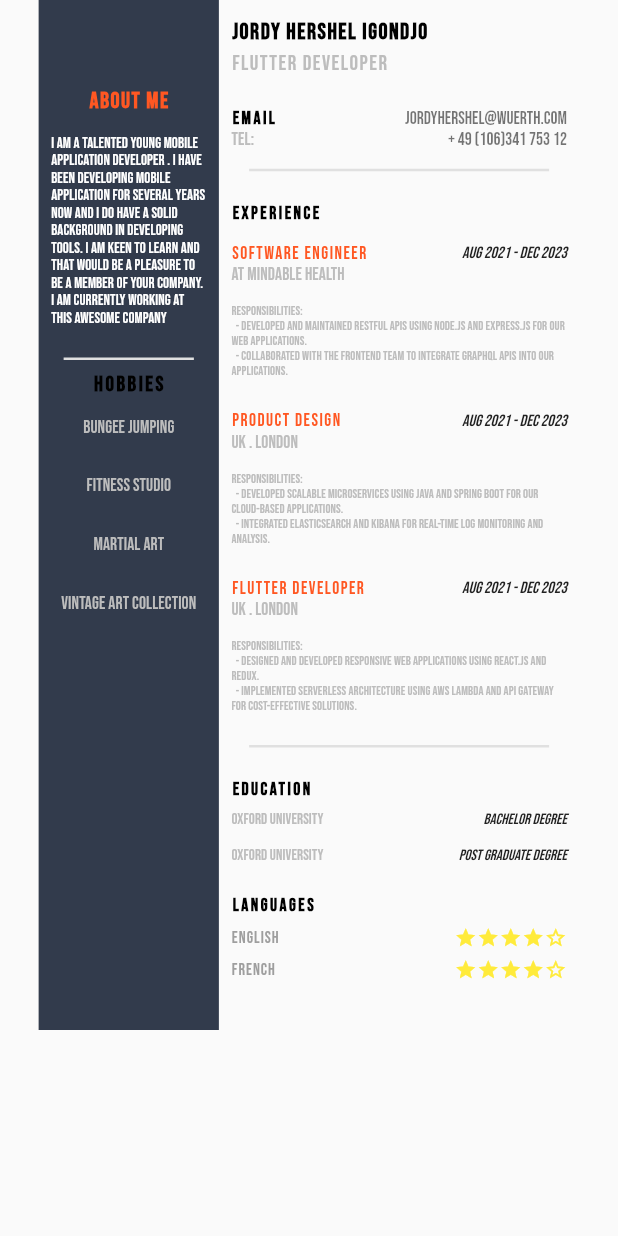
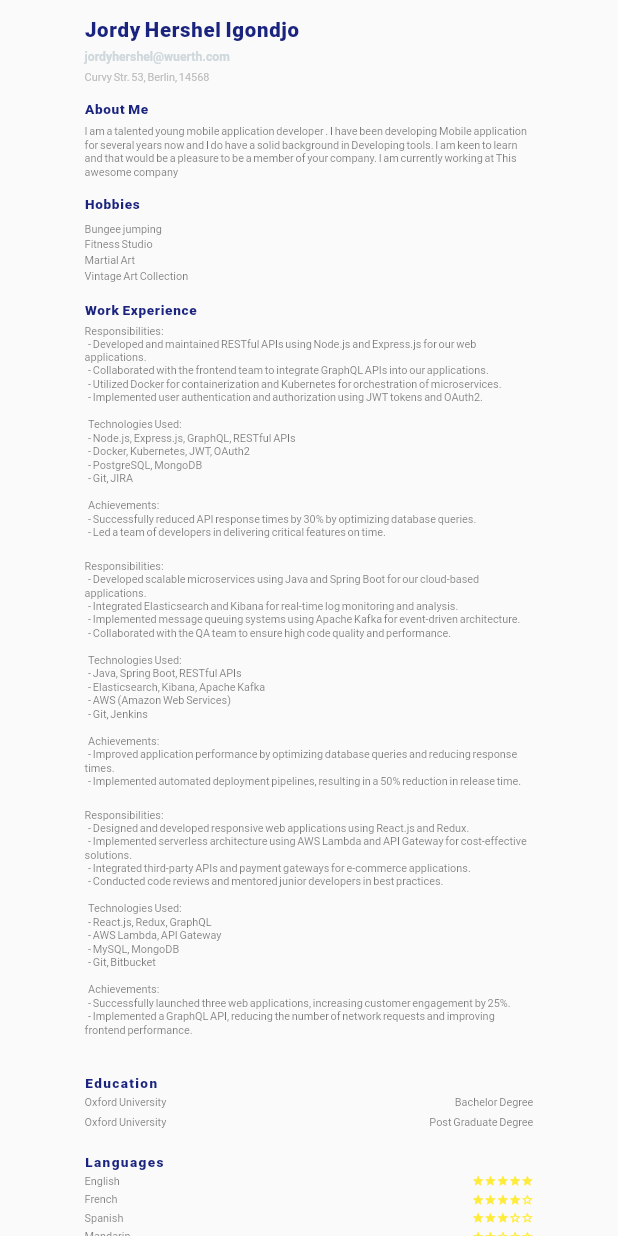
Before and after one commit to JordyHers-org/flutter_resume_template, a Flutter app: the screen it shows after launch, on a phone screen of 412 x 824 dp. Run offline on Flutter 3.47's test engine with Material 2 defaults, Android fonts, the phone set to English and light mode, and no system bars; drawn by our look-alikes of auto_size_text; our stand-ins replace google_fonts; missing offline and left inert: flutter_shake_animated; Roboto replaces fonts that are missing (Tinos).

Commit message:
#57 fix: increase languages length to 5

```diff
--- a/example/lib/data/data.dart
+++ b/example/lib/data/data.dart
@@ -95,8 +95,11 @@ TemplateData data = TemplateData(
       Education('Post Graduate Degree', 'Oxford University'),
     ],
     languages: [
-      Language('English', 3),
+      Language('English', 5),
       Language('French', 4),
+      Language('Spanish', 3),
+      Language('Mandarin', 2),
+      Language('Russian', 1),
     ],
     hobbies: [
       'Bungee jumping',
--- a/example/lib/main.dart
+++ b/example/lib/main.dart
@@ -40,7 +40,7 @@ class _MyAppState extends State<MyApp> {
         child: Scaffold(
           body: FlutterResumeTemplate(
             data: data,
-            templateTheme: TemplateTheme.modern,
+            templateTheme: TemplateTheme.classic,
             mode: TemplateMode.onlyEditableMode,
           ),
         ),
--- a/lib/src/layout/layout_business.dart
+++ b/lib/src/layout/layout_business.dart
@@ -47,7 +47,7 @@ class LayoutBusiness extends StatefulWidget {
         assert(data.educationDetails != null &&
             data.educationDetails!.length <= 2),
         assert(
-          data.languages != null && data.languages!.length <= 2,
+          data.languages != null && data.languages!.length <= 5,
         );
 
   final double h;
--- a/lib/src/layout/layout_classic.dart
+++ b/lib/src/layout/layout_classic.dart
@@ -51,7 +51,7 @@ class LayoutClassic extends StatefulWidget {
         assert(data.educationDetails != null &&
             data.educationDetails!.length <= 2),
         assert(
-          data.languages != null && data.languages!.length <= 2,
+          data.languages != null && data.languages!.length <= 5,
         );
 
   final double h;
--- a/lib/src/layout/layout_modern.dart
+++ b/lib/src/layout/layout_modern.dart
@@ -45,7 +45,7 @@ class LayoutModern extends StatefulWidget {
         assert(data.educationDetails != null &&
             data.educationDetails!.length <= 2),
         assert(
-          data.languages != null && data.languages!.length <= 2,
+          data.languages != null && data.languages!.length <= 5,
         );
 
   final double h;
@@ -162,7 +162,7 @@ class _LayoutModernState extends State<LayoutModern> {
                                   flex: 3,
                                   child: Container(
                                     padding: Config.padding.padding,
-                                    height: widget.h,
+                                    height: widget.h * 1.1,
                                     color: Theme.of(context).primaryColor,
                                     child: Column(
                                       mainAxisAlignment:
@@ -689,22 +689,58 @@ class _LayoutModernState extends State<LayoutModern> {
                                                 ),
                                               ),
                                               Config.spaceBox(Config.eightPx),
-                                              AnimatedShakingBuilder(
-                                                autoPlay: isDragged,
-                                                child: SizedBox(
+                                              if (widget.data.languages != null)
+                                                ...List.generate(
+                                                    widget
+                                                        .data.languages!.length,
+                                                    (index) => Column(
+                                                          children: [
+                                                            AnimatedShakingBuilder(
+                                                              autoPlay:
+                                                                  isDragged,
+                                                              child: SizedBox(
+                                                                  width:
+                                                                      widget.w,
+                                                                  child:
+                                                                      RatingWidget(
+                                                                    autoplay:
+                                                                        isDragged,
+                                                                    title: widget
+                                                                            .data
+                                                                            .languages?[index]
+                                                                            .language ??
+                                                                        'English',
+                                                                    rating: widget
+                                                                            .data
+                                                                            .languages?[index]
+                                                                            .level ??
+                                                                        5,
+                                                                    style: Theme.of(
+                                                                            context)
+                                                                        .textTheme
+                                                                        .titleSmall
+                                                                        ?.copyWith(
+                                                                            fontSize:
+                                                                                13,
+                                                                            letterSpacing:
+                                                                                0.8,
+                                                                            color:
+                                                                                Colors.grey),
+                                                                  )),
+                                                            ),
+                                                            Config.spaceBox(
+                                                                Config.eightPx),
+                                                          ],
+                                                        ))
+                                              else
+                                                AnimatedShakingBuilder(
+                                                  autoPlay: isDragged,
+                                                  child: SizedBox(
                                                     width: widget.w,
                                                     child: RatingWidget(
                                                       autoplay: isDragged,
-                                                      title: widget
-                                                              .data
-                                                              .languages?[0]
-                                                              .language ??
-                                                          'English',
-                                                      rating: widget
-                                                              .data
-                                                              .languages?[1]
-                                                              .level ??
-                                                          5,
+                                                      title: 'French',
+                                                      rating: 4,
                                                       style: Theme.of(context)
                                                           .textTheme
                                                           .titleSmall
@@ -714,35 +750,9 @@ class _LayoutModernState extends State<LayoutModern> {
                                                                   0.8,
                                                               color:
                                                                   Colors.grey),
-                                                    )),
-                                              ),
-                                              Config.spaceBox(Config.eightPx),
-                                              AnimatedShakingBuilder(
-                                                autoPlay: isDragged,
-                                                child: SizedBox(
-                                                  width: widget.w,
-                                                  child: RatingWidget(
-                                                    autoplay: isDragged,
-                                                    title: widget
-                                                            .data
-                                                            .languages?[1]
-                                                            .language ??
-                                                        'French',
-                                                    rating: widget
-                                                            .data
-                                                            .languages?[1]
-                                                            .level ??
-                                                        4,
-                                                    style: Theme.of(context)
-                                                        .textTheme
-                                                        .titleSmall
-                                                        ?.copyWith(
-                                                            fontSize: 13,
-                                                            letterSpacing: 0.8,
-                                                            color: Colors.grey),
+                                                    ),
                                                   ),
                                                 ),
-                                              ),
                                             ],
                                           )
                                         ],
--- a/lib/src/layout/layout_technical.dart
+++ b/lib/src/layout/layout_technical.dart
@@ -46,7 +46,7 @@ class LayoutTechnical extends StatefulWidget {
         assert(data.educationDetails != null &&
             data.educationDetails!.length <= 2),
         assert(
-          data.languages != null && data.languages!.length <= 2,
+          data.languages != null && data.languages!.length <= 5,
         );
 
   final double h;
--- a/pubspec.yaml
+++ b/pubspec.yaml
@@ -7,7 +7,7 @@ description:  >-
 
 
 #Version to be released
-version: 1.1.0
+version: 1.1.1
 
 #package homepage:
 homepage: https://github.com/JordyHers/flutter_resume_template
```
